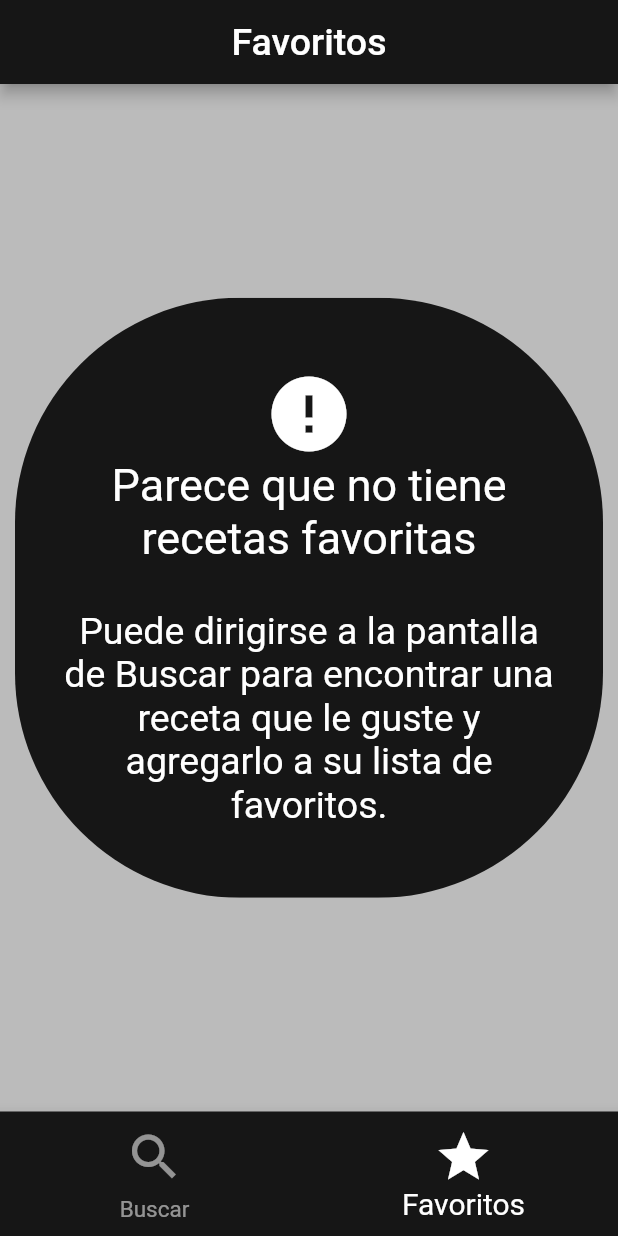
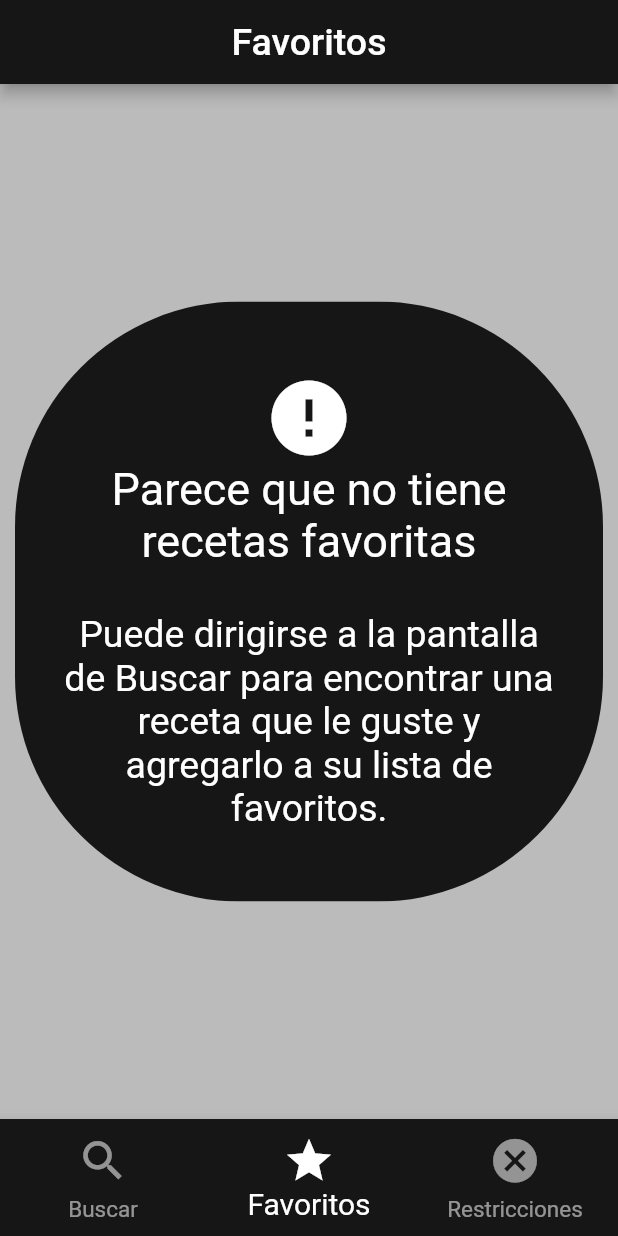
Before and after one commit to Alejandro-Lopez-V/Proyecto_Final_Recetas, a Flutter app: the screen it shows after launch, item 2 of the bottom bar chosen, on a phone screen of 412 x 824 dp. Run offline on Flutter 3.47's test engine with Material 2 defaults, Android fonts, the phone set to English and light mode, and no system bars; network calls fail.

Commit message:
Pantalla de Restricciones
Se puede agregar restricciones a la busqueda de receta como vegano, vegetariano, sin lactosa etc.

```diff
--- a/Proyecto_Final_Recetas/lib/pages/buscar.dart
+++ b/Proyecto_Final_Recetas/lib/pages/buscar.dart
@@ -29,7 +29,11 @@ class _BuscarState extends State<Buscar> {
             Column(
               children: [
                 BarraBuscar(),
-                Center(child: CircularProgressIndicator(),)
+                edamamServices.noHayRecetas ?
+                Text('No hay recetas con ese nombre y restricciones :(', textAlign: TextAlign.center,
+                  style: TextStyle(fontSize: 30, fontWeight: FontWeight.bold, color: Theme.of(context).primaryColor), )
+                    :
+                Center(child: CircularProgressIndicator(),),
               ],
             )
           :
--- a/Proyecto_Final_Recetas/lib/pages/miApp.dart
+++ b/Proyecto_Final_Recetas/lib/pages/miApp.dart
@@ -3,6 +3,7 @@ import 'package:flutter/material.dart';
 import 'package:provider/provider.dart';
 import 'buscar.dart';
 import 'favoritos.dart';
+import 'restricciones.dart';
 
 class MiApp extends StatefulWidget {
   MiApp({
@@ -20,6 +21,7 @@ class _MiAppState extends State<MiApp> {
   final pantallas = [
     Buscar(),
     Favoritos(),
+    Restricciones(),
   ];
 
   @override
@@ -33,7 +35,7 @@ class _MiAppState extends State<MiApp> {
           backgroundColor: Theme.of(context).primaryColor,
           selectedItemColor: Colors.white,
           unselectedItemColor: Colors.white54,
-          iconSize: 40,
+          iconSize: 35,
           selectedFontSize: 20,
           unselectedFontSize: 15,
           currentIndex: indiceActual,
@@ -45,10 +47,17 @@ class _MiAppState extends State<MiApp> {
               icon: Icon(Icons.search),
               label: 'Buscar',
             ),
+
             BottomNavigationBarItem(
               icon: Icon(Icons.star),
               label: 'Favoritos',
             ),
+
+            BottomNavigationBarItem(
+              icon: Icon(Icons.cancel),
+              label: 'Restricciones',
+            ),
+
           ],
         ),
 
--- a/Proyecto_Final_Recetas/lib/services/edamam_services.dart
+++ b/Proyecto_Final_Recetas/lib/services/edamam_services.dart
@@ -1,9 +1,11 @@
+import 'dart:async';
 import 'dart:convert';
 
 import 'package:flutter/cupertino.dart';
 import 'package:flutter/material.dart';
 import 'package:http/http.dart' as http;
 import '../models/edamam_model.dart';
+
 
 class EdamamService extends ChangeNotifier{
 
@@ -13,6 +15,15 @@ class EdamamService extends ChangeNotifier{
   List<Receta> recetas = [];
   List<Receta> recetasFavoritas = [];
   bool estaCargando = false;
+  String _restricciones = 'soy-free';
+  bool noHayRecetas = false;
+
+  bool esVegano = false;
+  bool esVegetariano = false;
+  bool esSinLactosa = false;
+  bool esBajoEnAzucar = false;
+  bool esSinTrigo = false;
+  List todasLasRestricciones = [];
 
   EdamamService(){
     getService('salad');
@@ -21,16 +32,32 @@ class EdamamService extends ChangeNotifier{
   getService(termino) async{
     estaCargando = true;
     notifyListeners();
+
     final url = Uri.https(_urlBase, '/api/recipes/v2/', {
       'q':termino,
       'app_id': _appId,
       'app_key': _appKey,
       'type' : 'public',
+      'health': _restricciones,
     });
+
+    final url2 = Uri.https(_urlBase, '/api/recipes/v2/', {
+      'q':'healthy',
+      'app_id': _appId,
+      'app_key': _appKey,
+      'type' : 'public',
+      'health': _restricciones,
+    });
+
     recetas = [];
+    final respuesta;
+    try{
+      respuesta = await http.get(url).timeout(const Duration(seconds: 7));
+      if(respuesta.statusCode ==200){
+        noHayRecetas = false;
 
-    final respuesta = await http.get(url);
         Map json = jsonDecode(respuesta.body);
+
         json['hits'].forEach((e) {
           Receta receta = Receta(
             url: e['recipe']['url'],
@@ -45,6 +72,19 @@ class EdamamService extends ChangeNotifier{
         });
         estaCargando = false;
         notifyListeners();
+
+
+      } else {
+        noHayRecetas = true;
+        notifyListeners();
+      }
+    } on TimeoutException catch (e){
+        print('TIMEOUT');
+    } on Error catch(e){
+        print('error $e');
+    }
+
+
   }
 
   agregarAFavoritos(Receta receta){
@@ -59,4 +99,9 @@ class EdamamService extends ChangeNotifier{
     notifyListeners();
   }
 
+  actualizarRestricciones(){
+    _restricciones = todasLasRestricciones.join("&");
+    print(_restricciones);
   }
+
+}
--- a/Proyecto_Final_Recetas/lib/widgets/busqueda.dart
+++ b/Proyecto_Final_Recetas/lib/widgets/busqueda.dart
@@ -43,7 +43,6 @@ class _BarraBuscarState extends State<BarraBuscar> {
             onPressed: (){
               setState(() {
                 edamamServices.getService(_textoController.text);
-                print('buscando ${_textoController.text}');
               });
             },
             color: Theme.of(context).primaryColor,
```
Also changed, not shown: Proyecto_Final_Recetas/lib/pages/restricciones.dart (added, +161 -0 lines). Lines whose indentation alone changed are shown as unchanged.
